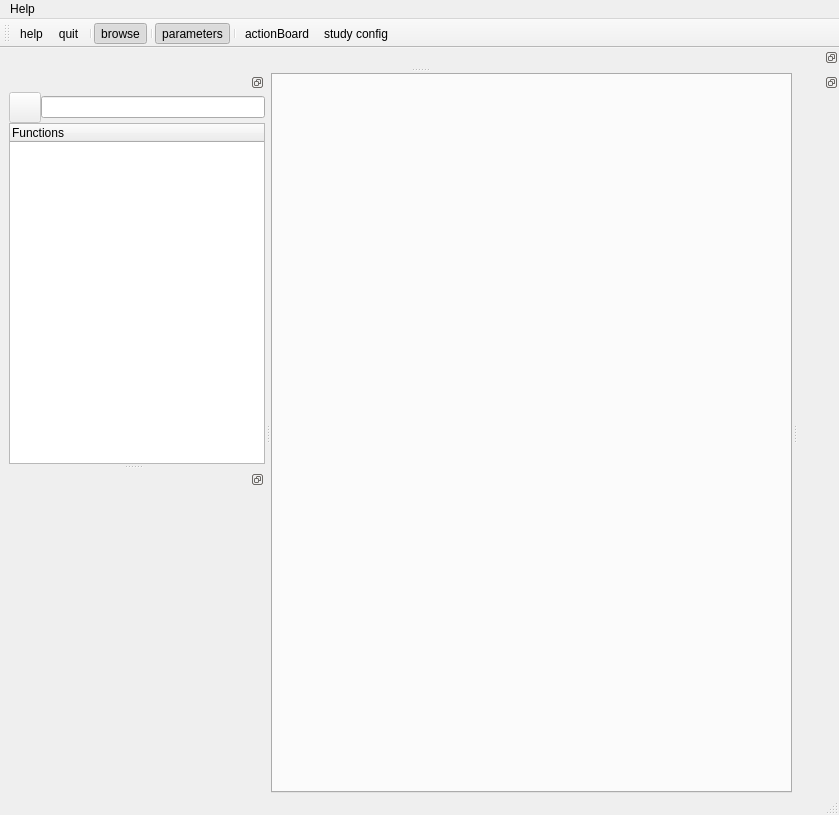
Old version of the form pypipe/apps/resources/pypipe.ui in the repository AGrigis/pypipe.
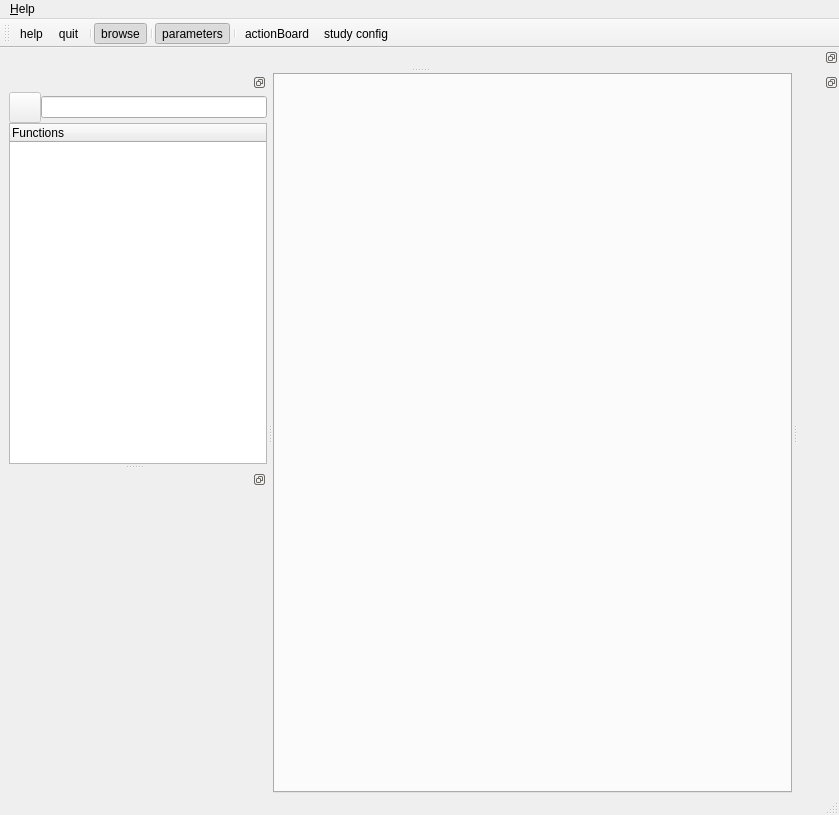
New version of the form. Icons and pictures are not drawn.

Commit message: pypipe: use Python3 and PySide2.

What changed in the file:
```diff
--- a/pypipe/apps/resources/pypipe.ui
+++ b/pypipe/apps/resources/pypipe.ui
@@ -45,12 +45,12 @@
      <x>0</x>
      <y>0</y>
      <width>839</width>
-     <height>33</height>
+     <height>25</height>
     </rect>
    </property>
    <widget class="QMenu" name="help_menu">
     <property name="title">
-     <string>Help</string>
+     <string>&amp;Help</string>
     </property>
     <addaction name="actionHelp"/>
     <addaction name="separator"/>
@@ -161,7 +161,7 @@
   <widget class="QDockWidget" name="dockWidgetParameters">
    <property name="minimumSize">
     <size>
-     <width>56</width>
+     <width>267</width>
      <height>200</height>
     </size>
    </property>
@@ -171,7 +171,14 @@
    <attribute name="dockWidgetArea">
     <number>1</number>
    </attribute>
-   <widget class="QWidget" name="dock_parameters"/>
+   <widget class="QWidget" name="dock_parameters">
+    <property name="minimumSize">
+     <size>
+      <width>267</width>
+      <height>0</height>
+     </size>
+    </property>
+   </widget>
   </widget>
   <widget class="QDockWidget" name="dockWidgetDoc">
    <property name="features">
```
Left out of the diff: 19 changed lines with no effect on the pictures. The commit also changes 31 other files.
